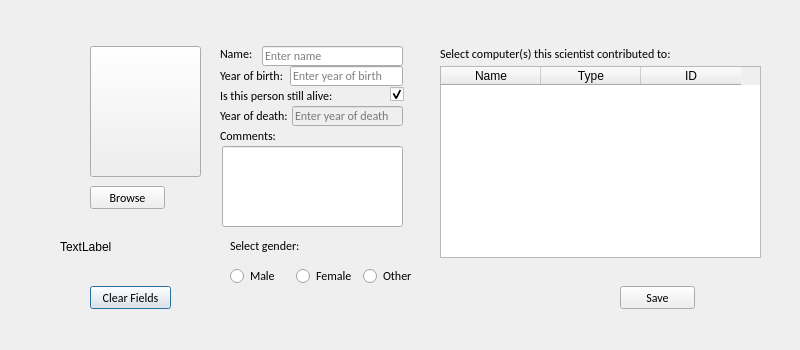
First picture: the form in Hopur21Verkefni/MyComputerScienceList/ui/addcomputerscientist.ui, repository Hopur21/Hopur21, before the edit.
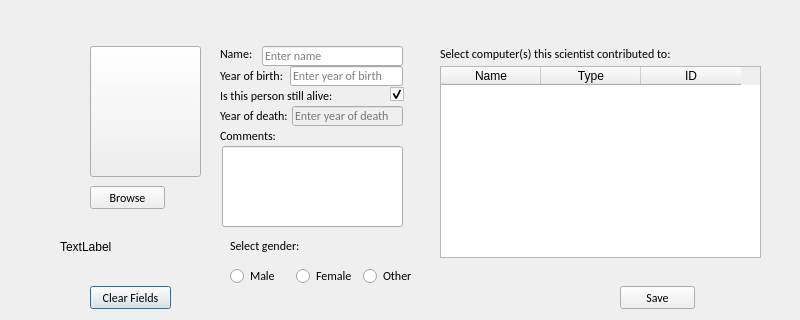
Second picture: the form after the edit. Icons and pictures are not drawn.

Commit message: minor change to computer scientist gui

```diff
--- a/Hopur21Verkefni/MyComputerScienceList/ui/addcomputerscientist.ui
+++ b/Hopur21Verkefni/MyComputerScienceList/ui/addcomputerscientist.ui
@@ -7,13 +7,13 @@
     <x>0</x>
     <y>0</y>
     <width>800</width>
-    <height>350</height>
+    <height>320</height>
    </rect>
   </property>
   <property name="minimumSize">
    <size>
     <width>800</width>
-    <height>350</height>
+    <height>320</height>
    </size>
   </property>
   <property name="maximumSize">
```
The commit also changes 2 other files.
